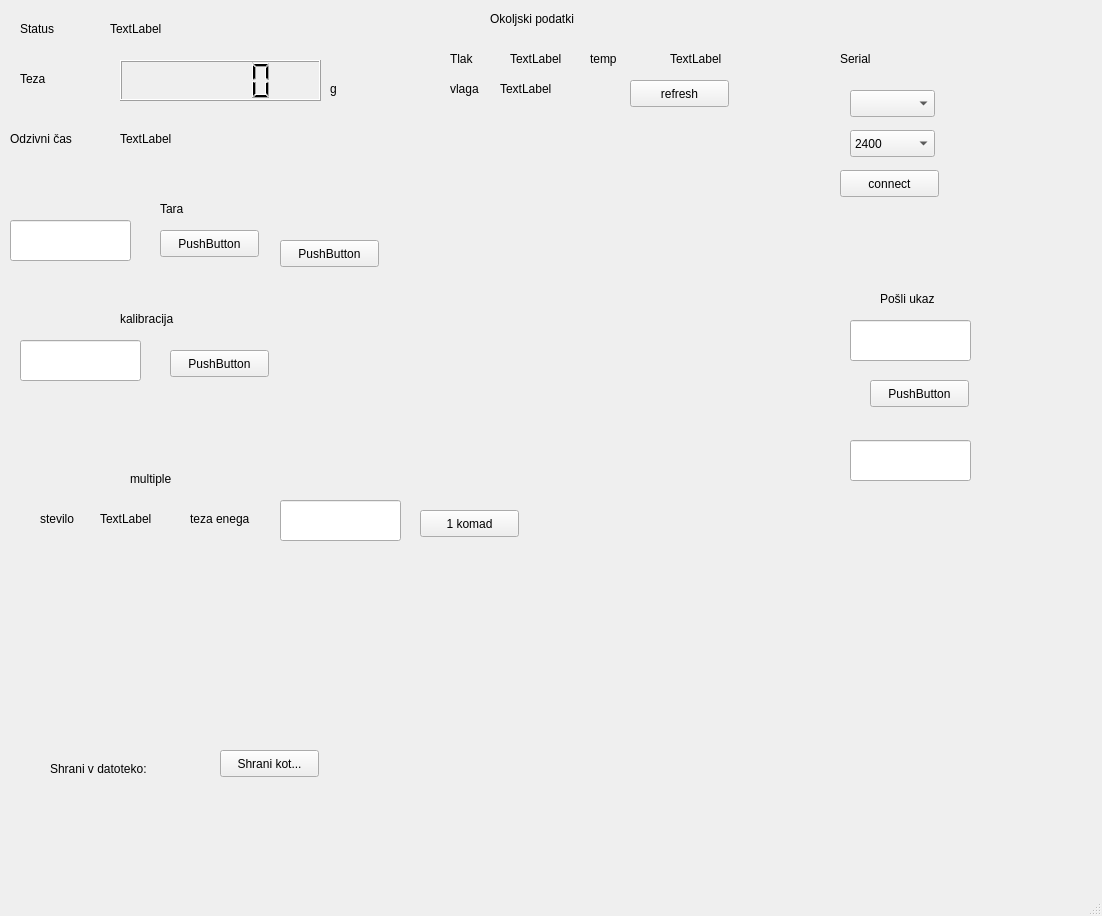
campovski/libra, file scale.ui: the form before one commit.
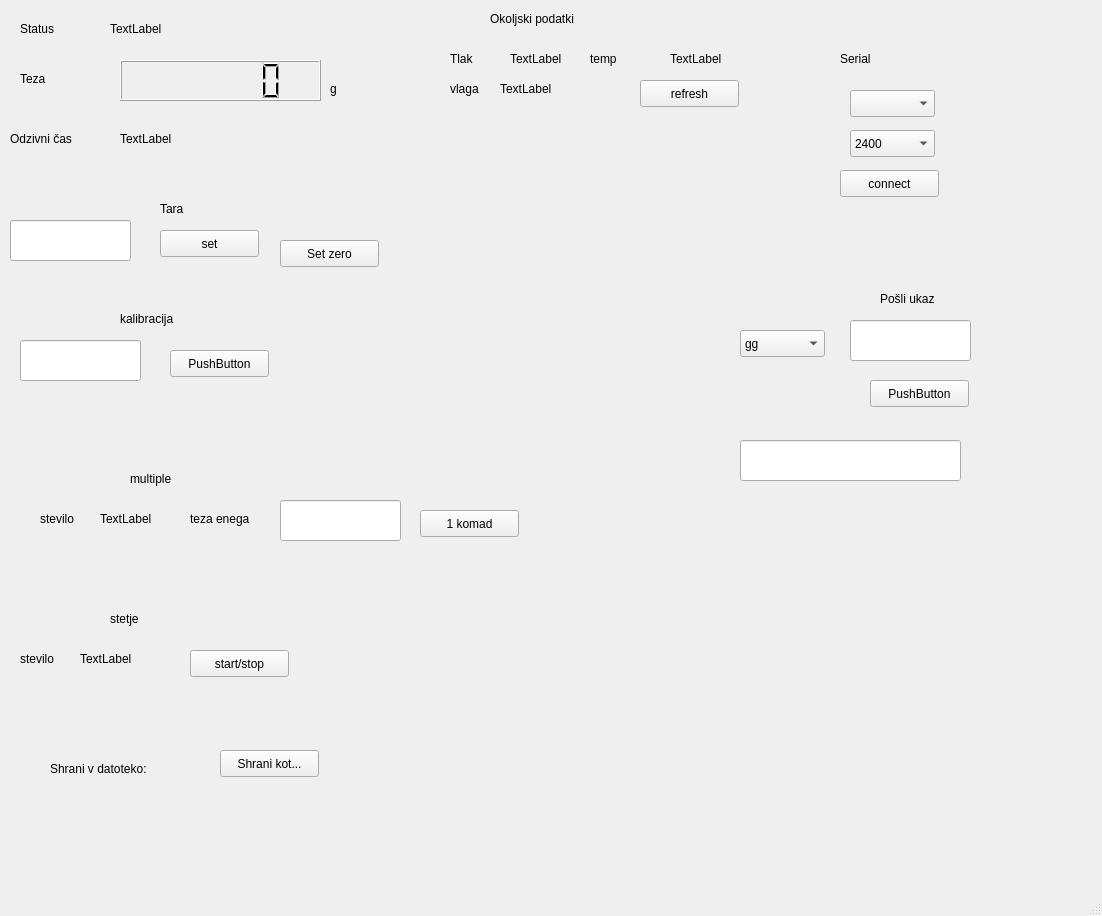
The form after the commit.

```diff
--- a/scale.ui
+++ b/scale.ui
@@ -23,6 +23,9 @@
       <height>41</height>
      </rect>
     </property>
+    <property name="numDigits">
+     <number>6</number>
+    </property>
    </widget>
    <widget class="QLabel" name="static_teza">
     <property name="geometry">
@@ -73,7 +76,7 @@
      </rect>
     </property>
     <property name="text">
-     <string>PushButton</string>
+     <string>set</string>
     </property>
    </widget>
    <widget class="QComboBox" name="serial_port">
@@ -164,7 +167,7 @@
      </rect>
     </property>
     <property name="text">
-     <string>PushButton</string>
+     <string>Set zero</string>
     </property>
    </widget>
    <widget class="QLabel" name="static_status">
@@ -473,7 +476,7 @@
    <widget class="QPushButton" name="refresh_env_data">
     <property name="geometry">
      <rect>
-      <x>630</x>
+      <x>640</x>
       <y>80</y>
       <width>99</width>
       <height>27</height>
@@ -486,9 +489,9 @@
    <widget class="QLineEdit" name="return_data">
     <property name="geometry">
      <rect>
-      <x>850</x>
+      <x>740</x>
       <y>440</y>
-      <width>121</width>
+      <width>221</width>
       <height>41</height>
      </rect>
     </property>
@@ -519,6 +522,96 @@
      <string>TextLabel</string>
     </property>
    </widget>
+   <widget class="QPushButton" name="pushButton_7">
+    <property name="geometry">
+     <rect>
+      <x>190</x>
+      <y>650</y>
+      <width>99</width>
+      <height>27</height>
+     </rect>
+    </property>
+    <property name="text">
+     <string>start/stop</string>
+    </property>
+    <property name="checkable">
+     <bool>true</bool>
+    </property>
+   </widget>
+   <widget class="QLabel" name="static_multiple_2">
+    <property name="geometry">
+     <rect>
+      <x>110</x>
+      <y>610</y>
+      <width>68</width>
+      <height>17</height>
+     </rect>
+    </property>
+    <property name="text">
+     <string>stetje</string>
+    </property>
+   </widget>
+   <widget class="QLabel" name="static_stevilo_2">
+    <property name="geometry">
+     <rect>
+      <x>20</x>
+      <y>650</y>
+      <width>68</width>
+      <height>17</height>
+     </rect>
+    </property>
+    <property name="text">
+     <string>stevilo</string>
+    </property>
+   </widget>
+   <widget class="QLabel" name="count_2">
+    <property name="geometry">
+     <rect>
+      <x>80</x>
+      <y>650</y>
+      <width>68</width>
+      <height>17</height>
+     </rect>
+    </property>
+    <property name="text">
+     <string>TextLabel</string>
+    </property>
+   </widget>
+   <widget class="QComboBox" name="serial_port_2">
+    <property name="geometry">
+     <rect>
+      <x>740</x>
+      <y>330</y>
+      <width>85</width>
+      <height>27</height>
+     </rect>
+    </property>
+    <item>
+     <property name="text">
+      <string>gg</string>
+     </property>
+    </item>
+    <item>
+     <property name="text">
+      <string>gg</string>
+     </property>
+    </item>
+    <item>
+     <property name="text">
+      <string>efsafsf</string>
+     </property>
+    </item>
+    <item>
+     <property name="text">
+      <string>fafewaf</string>
+     </property>
+    </item>
+    <item>
+     <property name="text">
+      <string>custom</string>
+     </property>
+    </item>
+   </widget>
   </widget>
   <widget class="QMenuBar" name="menubar">
    <property name="geometry">
```
Left out of the diff: 21 changed lines with no effect on the pictures.
